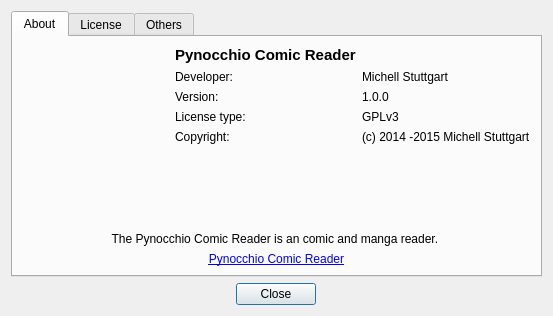
Qt form src/about_dialog.ui (mstuttgart/pynocchio) before a commit.
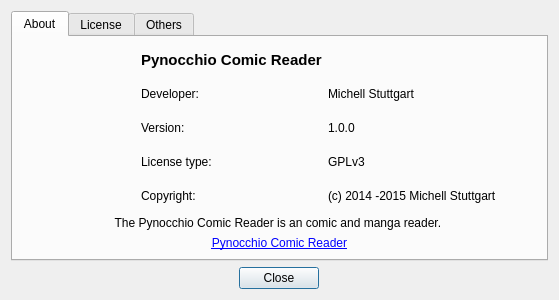
The same form after that commit. Icons and pictures are not drawn.

Diff of the .ui file:
```diff
--- a/src/about_dialog.ui
+++ b/src/about_dialog.ui
@@ -9,8 +9,8 @@
    <rect>
     <x>0</x>
     <y>0</y>
-    <width>553</width>
-    <height>316</height>
+    <width>559</width>
+    <height>300</height>
    </rect>
   </property>
   <property name="sizePolicy">
@@ -79,18 +79,32 @@
             </widget>
            </item>
            <item>
-            <layout class="QFormLayout" name="formLayout">
-             <item row="0" column="0">
-              <widget class="QLabel" name="label">
-               <property name="font">
-                <font>
-                 <pointsize>11</pointsize>
-                 <weight>75</weight>
-                 <bold>true</bold>
-                </font>
+            <layout class="QGridLayout" name="gridLayout">
+             <item row="3" column="1">
+              <widget class="QLabel" name="label_7">
+               <property name="text">
+                <string>GPLv3</string>
                </property>
+              </widget>
+             </item>
+             <item row="3" column="0">
+              <widget class="QLabel" name="label_5">
                <property name="text">
-                <string>Pynocchio Comic Reader</string>
+                <string>License type:</string>
+               </property>
+              </widget>
+             </item>
+             <item row="4" column="1">
+              <widget class="QLabel" name="label_9">
+               <property name="text">
+                <string>(c) 2014 -2015 Michell Stuttgart</string>
+               </property>
+              </widget>
+             </item>
+             <item row="2" column="0">
+              <widget class="QLabel" name="label_4">
+               <property name="text">
+                <string>Version: </string>
                </property>
               </widget>
              </item>
@@ -101,6 +115,13 @@
                </property>
               </widget>
              </item>
+             <item row="4" column="0">
+              <widget class="QLabel" name="label_8">
+               <property name="text">
+                <string>Copyright:</string>
+               </property>
+              </widget>
+             </item>
              <item row="1" column="1">
               <widget class="QLabel" name="label_3">
                <property name="text">
@@ -108,20 +129,6 @@
                </property>
               </widget>
              </item>
-             <item row="2" column="0">
-              <widget class="QLabel" name="label_4">
-               <property name="text">
-                <string>Version: </string>
-               </property>
-              </widget>
-             </item>
-             <item row="3" column="0">
-              <widget class="QLabel" name="label_5">
-               <property name="text">
-                <string>License type:</string>
-               </property>
-              </widget>
-             </item>
              <item row="2" column="1">
               <widget class="QLabel" name="label_6">
                <property name="text">
@@ -129,24 +136,30 @@
                </property>
               </widget>
              </item>
-             <item row="3" column="1">
-              <widget class="QLabel" name="label_7">
-               <property name="text">
-                <string>GPLv3</string>
+             <item row="2" column="2">
+              <spacer name="horizontalSpacer">
+               <property name="orientation">
+                <enum>Qt::Horizontal</enum>
                </property>
-              </widget>
-             </item>
-             <item row="4" column="0">
-              <widget class="QLabel" name="label_8">
-               <property name="text">
-                <string>Copyright:</string>
+               <property name="sizeHint" stdset="0">
+                <size>
+                 <width>40</width>
+                 <height>20</height>
+                </size>
                </property>
-              </widget>
+              </spacer>
              </item>
-             <item row="4" column="1">
-              <widget class="QLabel" name="label_9">
+             <item row="0" column="0">
+              <widget class="QLabel" name="label">
+               <property name="font">
+                <font>
+                 <pointsize>11</pointsize>
+                 <weight>75</weight>
+                 <bold>true</bold>
+                </font>
+               </property>
                <property name="text">
-                <string>(c) 2014 -2015 Michell Stuttgart</string>
+                <string>Pynocchio Comic Reader</string>
                </property>
               </widget>
              </item>
```
Left out of the diff: 3 changed lines with no effect on the pictures.
